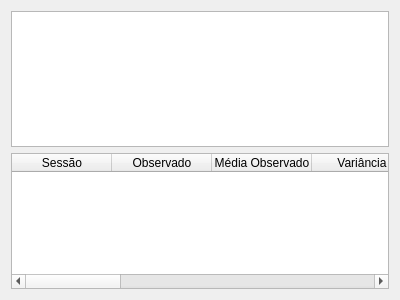
Old version of the form Analysis/viewtablestats.ui in the repository gavaza/pacca.
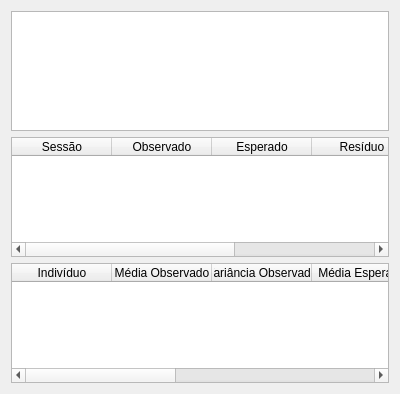
New version of the form.

The edit to the form file:
```diff
--- a/Analysis/viewtablestats.ui
+++ b/Analysis/viewtablestats.ui
@@ -7,7 +7,7 @@
     <x>0</x>
     <y>0</y>
     <width>400</width>
-    <height>300</height>
+    <height>394</height>
    </rect>
   </property>
   <property name="windowTitle">
@@ -17,11 +17,14 @@
    <item row="0" column="0">
     <widget class="QListWidget" name="list">
      <property name="sizePolicy">
-      <sizepolicy hsizetype="Expanding" vsizetype="Maximum">
+      <sizepolicy hsizetype="Expanding" vsizetype="MinimumExpanding">
        <horstretch>0</horstretch>
        <verstretch>0</verstretch>
       </sizepolicy>
      </property>
+     <property name="sizeAdjustPolicy">
+      <enum>QAbstractScrollArea::AdjustToContents</enum>
+     </property>
      <property name="editTriggers">
       <set>QAbstractItemView::NoEditTriggers</set>
      </property>
@@ -29,6 +32,9 @@
    </item>
    <item row="1" column="0">
     <widget class="QTableWidget" name="table">
+     <property name="sizeAdjustPolicy">
+      <enum>QAbstractScrollArea::AdjustToContents</enum>
+     </property>
      <property name="editTriggers">
       <set>QAbstractItemView::NoEditTriggers</set>
      </property>
@@ -48,46 +54,16 @@
        <string>Observado</string>
       </property>
      </column>
-     <column>
-      <property name="text">
-       <string>Média Observado</string>
-      </property>
-     </column>
-     <column>
-      <property name="text">
-       <string>Variância</string>
-      </property>
-     </column>
      <column>
       <property name="text">
        <string>Esperado</string>
       </property>
      </column>
-     <column>
-      <property name="text">
-       <string>Média Esperado</string>
-      </property>
-     </column>
-     <column>
-      <property name="text">
-       <string>Variância</string>
-      </property>
-     </column>
      <column>
       <property name="text">
        <string>Resíduo</string>
       </property>
      </column>
-     <column>
-      <property name="text">
-       <string>Média Resíduo</string>
-      </property>
-     </column>
-     <column>
-      <property name="text">
-       <string>Variância</string>
-      </property>
-     </column>
      <column>
       <property name="text">
        <string>P-Valor</string>
@@ -95,6 +71,57 @@
      </column>
     </widget>
    </item>
+   <item row="2" column="0">
+    <widget class="QTableWidget" name="table_2">
+     <property name="sizeAdjustPolicy">
+      <enum>QAbstractScrollArea::AdjustToContents</enum>
+     </property>
+     <property name="editTriggers">
+      <set>QAbstractItemView::NoEditTriggers</set>
+     </property>
+     <property name="alternatingRowColors">
+      <bool>true</bool>
+     </property>
+     <property name="sortingEnabled">
+      <bool>true</bool>
+     </property>
+     <column>
+      <property name="text">
+       <string>Indivíduo</string>
+      </property>
+     </column>
+     <column>
+      <property name="text">
+       <string>Média Observado</string>
+      </property>
+     </column>
+     <column>
+      <property name="text">
+       <string>Variância Observado</string>
+      </property>
+     </column>
+     <column>
+      <property name="text">
+       <string>Média Esperado</string>
+      </property>
+     </column>
+     <column>
+      <property name="text">
+       <string>Variância Esperado</string>
+      </property>
+     </column>
+     <column>
+      <property name="text">
+       <string>Média Resíduo</string>
+      </property>
+     </column>
+     <column>
+      <property name="text">
+       <string>Variância Resíduo</string>
+      </property>
+     </column>
+    </widget>
+   </item>
   </layout>
  </widget>
  <resources/>
```
